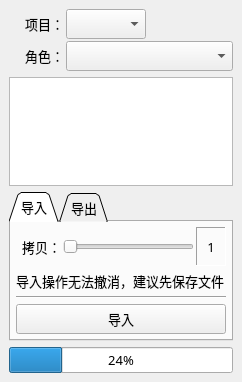
First picture: the form in commons/ui/motionLib.ui, repository lonegather/Barbarian, before the edit.
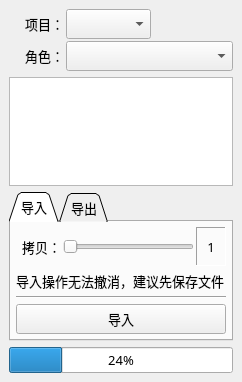
Second picture: the form after the edit. Icons and pictures are not drawn.

Patch:
```diff
--- a/commons/ui/motionLib.ui
+++ b/commons/ui/motionLib.ui
@@ -65,13 +65,13 @@
         </property>
         <property name="minimumSize">
          <size>
-          <width>80</width>
+          <width>85</width>
           <height>30</height>
          </size>
         </property>
         <property name="maximumSize">
          <size>
-          <width>80</width>
+          <width>85</width>
           <height>16777215</height>
          </size>
         </property>
```
Left out of the diff: 33 changed lines with no effect on the pictures.
